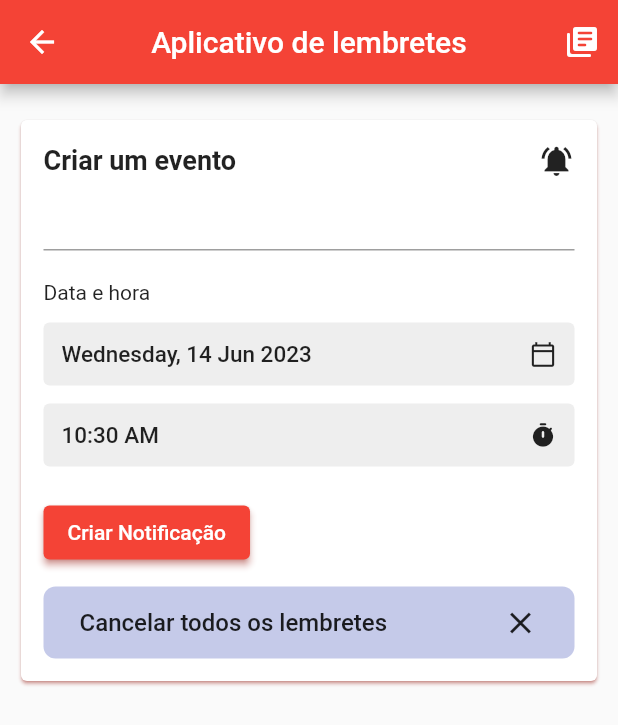
After one commit to ZaniniDev/AprendizadoFlutter, a Flutter app: the PaginaPrincipal screen opened by its route, after a tap on "Criar Notificação", on a phone screen of 412 x 824 dp. The commit adds this screen. Shown: the top 725 px of the screen. Run offline on Flutter 3.47's test engine with Material 2 defaults, Android fonts, the phone set to English and light mode, and no system bars; our stand-ins replace cloud_firestore, firebase_core, flutter_local_notifications, geocoding, geolocator, go_router and 2 more; missing offline and left inert: encrypt, flutter_barcode_scanner; accounts and stored records are empty.

Commit message:
Inserção Case 3

```diff
--- /dev/null
+++ b/flutter_cases/lib/case_3/componentes/cabecalho.dart
@@ -0,0 +1,23 @@
+import 'package:flutter/material.dart';
+
+class Header extends StatelessWidget {
+  const Header({Key? key}) : super(key: key);
+
+  @override
+  Widget build(BuildContext context) {
+    return Row(
+      mainAxisAlignment: MainAxisAlignment.spaceBetween,
+      children: [
+        Text(
+          "Criar um evento",
+          style: TextStyle(
+            fontSize: 18.0,
+            fontWeight: FontWeight.w600,
+            color: Colors.black87,
+          ),
+        ),
+        Icon(Icons.notifications_active),
+      ],
+    );
+  }
+}
--- /dev/null
+++ b/flutter_cases/lib/case_3/componentes/campoData.dart
@@ -0,0 +1,37 @@
+import 'package:flutter/material.dart';
+import 'package:intl/intl.dart';
+
+class DateField extends StatelessWidget {
+  const DateField({Key? key, required this.eventDate}) : super(key: key);
+  final DateTime? eventDate;
+
+  @override
+  Widget build(BuildContext context) {
+    return Container(
+      decoration: BoxDecoration(
+        borderRadius: BorderRadius.circular(4.0),
+        color: Colors.grey[200],
+      ),
+      padding: const EdgeInsets.all(12.0),
+      child: Row(
+        children: [
+          Expanded(
+            child: Text(
+              eventDate == null
+                  ? "Selecione o dia do evento"
+                  : DateFormat("EEEE, d MMM y").format(eventDate!),
+              style: TextStyle(
+                fontSize: 15.0,
+                fontWeight: FontWeight.w500,
+              ),
+            ),
+          ),
+          Icon(
+            Icons.calendar_today_outlined,
+            size: 18.0,
+          ),
+        ],
+      ),
+    );
+  }
+}
--- /dev/null
+++ b/flutter_cases/lib/case_3/componentes/campoTempo.dart
@@ -0,0 +1,36 @@
+import 'package:flutter/material.dart';
+
+class TimeField extends StatelessWidget {
+  const TimeField({Key? key, required this.eventTime}) : super(key: key);
+  final TimeOfDay? eventTime;
+
+  @override
+  Widget build(BuildContext context) {
+    return Container(
+      decoration: BoxDecoration(
+        borderRadius: BorderRadius.circular(4.0),
+        color: Colors.grey[200],
+      ),
+      padding: const EdgeInsets.all(12.0),
+      child: Row(
+        children: [
+          Expanded(
+            child: Text(
+              eventTime == null
+                  ? "Selecione o horário do evento"
+                  : eventTime!.format(context),
+              style: TextStyle(
+                fontSize: 15.0,
+                fontWeight: FontWeight.w500,
+              ),
+            ),
+          ),
+          Icon(
+            Icons.timer_rounded,
+            size: 18.0,
+          ),
+        ],
+      ),
+    );
+  }
+}
--- /dev/null
+++ b/flutter_cases/lib/case_3/home_case_3.dart
@@ -0,0 +1,239 @@
+import 'dart:convert';
+
+import 'package:flutter/cupertino.dart';
+import 'package:flutter/material.dart';
+import 'package:flutter_local_notifications/flutter_local_notifications.dart';
+import 'package:intl/intl.dart';
+
+import 'pagina_detalhes.dart';
+import 'services/notificacaoService.dart';
+import 'componentes/selecionadorDiaPersonalizado.dart';
+import 'componentes/campoData.dart';
+import 'componentes/cabecalho.dart';
+import 'componentes/campoTempo.dart';
+
+class PaginaPrincipal extends StatefulWidget {
+  const PaginaPrincipal({Key? key}) : super(key: key);
+
+  @override
+  _EstadoPaginaPrincipal createState() => _EstadoPaginaPrincipal();
+}
+
+class _EstadoPaginaPrincipal extends State<PaginaPrincipal> {
+  NotificacaoService notificacaoService = NotificacaoService();
+  final _formKey = GlobalKey<FormState>();
+
+  final int comprimentoMaximoTitulo = 60;
+  TextEditingController _controladorEdicaoTexto =
+      TextEditingController(text: "Reunião de negócios");
+
+  int valorGrupoControleSegmentado = 0;
+
+  DateTime dataAtual = DateTime.now();
+  DateTime? dataEvento = DateTime.now();
+
+  TimeOfDay horaAtual = TimeOfDay.now();
+  TimeOfDay? horaEvento = TimeOfDay.now();
+
+  Future<void> onCreate() async {
+    if (_formKey.currentState!.validate()) {
+      await notificacaoService.mostrarNotificacao(
+        0,
+        _controladorEdicaoTexto.text,
+        "Um novo evento foi criado.",
+        jsonEncode({
+          "title": _controladorEdicaoTexto.text,
+          "eventDate": DateFormat("EEEE, d MMM y").format(dataEvento!),
+          "eventTime": horaEvento!.format(context),
+        }),
+      );
+
+      await notificacaoService.agendarNotificacao(
+        1,
+        _controladorEdicaoTexto.text,
+        "Lembrete para seu evento agendado em ${horaEvento!.format(context)}",
+        dataEvento!,
+        horaEvento!,
+        jsonEncode({
+          "title": _controladorEdicaoTexto.text,
+          "eventDate": DateFormat("EEEE, d MMM y").format(dataEvento!),
+          "eventTime": horaEvento!.format(context),
+        }),
+        getDateTimeComponents(),
+      );
+      resetForm();
+    }
+  }
+
+  Future<void> cancelAllNotifications() async {
+    await notificacaoService.cancelarTodasNotificacoes();
+  }
+
+  void resetForm() {
+    valorGrupoControleSegmentado = 0;
+    dataEvento = DateTime.now();
+    horaEvento = TimeOfDay.now();
+    _controladorEdicaoTexto.clear();
+  }
+
+  @override
+  Widget build(BuildContext context) {
+    return Scaffold(
+      resizeToAvoidBottomInset:
+          false, // Impede o redimensionamento da área do conteúdo quando o teclado é ativado
+      appBar: AppBar(
+        backgroundColor: Colors.red,
+        title: Text("Aplicativo de lembretes"),
+        centerTitle: true,
+        actions: [
+          IconButton(
+            onPressed: () {
+              Navigator.of(context).push(
+                MaterialPageRoute(
+                  builder: (context) => paginaDetalhes(payload: null),
+                ),
+              );
+            },
+            icon: Icon(Icons.library_books_rounded),
+          ),
+        ],
+      ),
+      body: Theme(
+        data: ThemeData(
+          primaryColor: Colors.red,
+          primarySwatch: Colors.red,
+          shadowColor: Colors.red,
+          buttonTheme: ButtonThemeData(buttonColor: Colors.red),
+        ),
+        child: Padding(
+          padding: const EdgeInsets.only(top: 20.0, right: 10, left: 10),
+          child: Card(
+            child: Padding(
+              padding: const EdgeInsets.all(15),
+              child: Form(
+                key: _formKey,
+                child: Column(
+                  // crossAxisAlignment: CrossAxisAlignment.stretch,
+                  crossAxisAlignment: CrossAxisAlignment.start,
+                  mainAxisSize: MainAxisSize.min,
+                  children: [
+                    Header(),
+                    TextFormField(
+                      controller: _controladorEdicaoTexto,
+                      maxLength: comprimentoMaximoTitulo,
+                      decoration: InputDecoration(
+                        counterText: "",
+                      ),
+                      validator: (value) {
+                        if (value!.isEmpty) {
+                          return 'Preencha o nome do evento.';
+                        }
+                        return null;
+                      },
+                    ),
+                    SizedBox(height: 20.0),
+                    Text("Data e hora"),
+                    SizedBox(height: 12.0),
+                    GestureDetector(
+                      onTap: selectEventDate,
+                      child: DateField(eventDate: dataEvento),
+                    ),
+                    SizedBox(height: 12.0),
+                    GestureDetector(
+                      onTap: () async {
+                        horaEvento = await showTimePicker(
+                          context: context,
+                          initialTime: TimeOfDay(
+                            hour: horaAtual.hour,
+                            minute: horaAtual.minute + 1,
+                          ),
+                        );
+                        setState(() {});
+                      },
+                      child: TimeField(eventTime: horaEvento),
+                    ),
+                    SizedBox(height: 20.0),
+                    ElevatedButton(
+                      onPressed: onCreate,
+                      child: Text("Criar Notificação"),
+                    ),
+                    SizedBox(height: 12.0),
+                    GestureDetector(
+                      onTap: () async {
+                        await cancelAllNotifications();
+                        ScaffoldMessenger.of(context).showSnackBar(
+                          SnackBar(
+                            content: Text("Todas as notificações canceladas"),
+                          ),
+                        );
+                      },
+                      child: _buildCancelAllButton(),
+                    ),
+                  ],
+                ),
+              ),
+            ),
+          ),
+        ),
+      ),
+    );
+  }
+
+  Widget _buildCancelAllButton() {
+    return Container(
+      decoration: BoxDecoration(
+        borderRadius: BorderRadius.circular(8.0),
+        color: Colors.indigo[100],
+      ),
+      padding: EdgeInsets.symmetric(
+        horizontal: 24.0,
+        vertical: 12.0,
+      ),
+      child: Row(
+        mainAxisAlignment: MainAxisAlignment.spaceBetween,
+        children: [
+          Text(
+            "Cancelar todos os lembretes",
+            style: TextStyle(
+              fontSize: 16.0,
+              fontWeight: FontWeight.w500,
+              color: Colors.black87,
+            ),
+          ),
+          Icon(Icons.clear),
+        ],
+      ),
+    );
+  }
+
+  DateTimeComponents? getDateTimeComponents() {
+    if (valorGrupoControleSegmentado == 1) {
+      return DateTimeComponents.time;
+    } else if (valorGrupoControleSegmentado == 2) {
+      return DateTimeComponents.dayOfWeekAndTime;
+    }
+  }
+
+  void selectEventDate() async {
+    final today = DateTime(dataAtual.year, dataAtual.month, dataAtual.day);
+    if (valorGrupoControleSegmentado == 0) {
+      dataEvento = await showDatePicker(
+        context: context,
+        initialDate: DateTime.now(),
+        firstDate: DateTime.now(),
+        lastDate: new DateTime(dataAtual.year + 10),
+      );
+      setState(() {});
+    } else if (valorGrupoControleSegmentado == 1) {
+      dataEvento = today;
+    } else if (valorGrupoControleSegmentado == 2) {
+      CustomDayPicker(
+        onDaySelect: (val) {
+          print("$val: ${CustomDayPicker.weekdays[val]}");
+          dataEvento = today.add(
+              Duration(days: (val - today.weekday + 1) % DateTime.daysPerWeek));
+        },
+      ).show(context);
+    }
+  }
+}
--- /dev/null
+++ b/flutter_cases/lib/case_3/services/notificacaoService.dart
@@ -0,0 +1,120 @@
+import 'package:flutter/material.dart';
+import 'package:flutter_local_notifications/flutter_local_notifications.dart';
+import 'package:timezone/data/latest.dart' as tz;
+import 'package:timezone/timezone.dart' as tz;
+
+class NotificacaoService {
+  // Singleton pattern
+  static final NotificacaoService _notificacaoService =
+      NotificacaoService._internal();
+  factory NotificacaoService() {
+    return _notificacaoService;
+  }
+
+  NotificacaoService._internal();
+
+  static const canalId = "1";
+
+  final FlutterLocalNotificationsPlugin flutterLocalNotificationsPlugin =
+      FlutterLocalNotificationsPlugin();
+
+  static final AndroidNotificationDetails _androidNotificationDetails =
+      AndroidNotificationDetails(
+    canalId,
+    "case_notificacao",
+    channelDescription:
+        "Este canal é responsável por todas as notificações locais",
+    playSound: true,
+    priority: Priority.high,
+    importance: Importance.high,
+  );
+
+  // static final IOSNotificationDetails _iOSNotificacaoDetalhes =
+  // IOSNotificationDetails();
+
+  final NotificationDetails notificacaoDetalhes = NotificationDetails(
+    android: _androidNotificationDetails,
+  );
+
+  Future<void> init() async {
+    final AndroidInitializationSettings androidInitializationSettings =
+        AndroidInitializationSettings("icon");
+
+    final InitializationSettings initializationSettings =
+        InitializationSettings(
+      android: androidInitializationSettings,
+    );
+
+    // *** Inicialize o fuso horário aqui ***
+    tz.initializeTimeZones();
+
+    await flutterLocalNotificationsPlugin.initialize(
+      initializationSettings,
+    );
+  }
+
+  Future<void> solicitarPermissoesIOS() async {
+    await flutterLocalNotificationsPlugin
+        .resolvePlatformSpecificImplementation<
+            IOSFlutterLocalNotificationsPlugin>()
+        ?.requestPermissions(
+          alert: true,
+          badge: true,
+          sound: true,
+        );
+  }
+
+  Future<void> solicitarPermissoesAndroid() async {
+    await flutterLocalNotificationsPlugin
+        .resolvePlatformSpecificImplementation<
+            AndroidFlutterLocalNotificationsPlugin>()
+        ?.requestPermission();
+  }
+
+  Future<void> mostrarNotificacao(
+      int id, String titulo, String corpo, String payload) async {
+    await flutterLocalNotificationsPlugin.show(
+      id,
+      titulo,
+      corpo,
+      notificacaoDetalhes,
+      payload: payload,
+    );
+  }
+
+  Future<void> agendarNotificacao(int id, String titulo, String corpo,
+      DateTime eventDate, TimeOfDay eventTime, String payload,
+      [DateTimeComponents? dateTimeComponents]) async {
+    final scheduledTime = eventDate.add(Duration(
+      hours: eventTime.hour,
+      minutes: eventTime.minute,
+    ));
+    await flutterLocalNotificationsPlugin.zonedSchedule(
+      id,
+      titulo,
+      corpo,
+      tz.TZDateTime.from(scheduledTime, tz.local),
+      notificacaoDetalhes,
+      uiLocalNotificationDateInterpretation:
+          UILocalNotificationDateInterpretation.absoluteTime,
+      androidAllowWhileIdle: true,
+      payload: payload,
+      matchDateTimeComponents: dateTimeComponents,
+    );
+  }
+
+  Future<void> cancelarNotificacao(int id) async {
+    await flutterLocalNotificationsPlugin.cancel(id);
+  }
+
+  Future<void> cancelarTodasNotificacoes() async {
+    await flutterLocalNotificationsPlugin.cancelAll();
+  }
+}
+
+// Future<void> selecionarNotificacao(String? payload) async {
+//   final GlobalKey<NavigatorState> navigatorKey =
+//       new GlobalKey<NavigatorState>();
+//   await navigatorKey.currentState?.push(
+//       MaterialPageRoute(builder: (_) => paginaDetalhes(payload: payload)));
+// }
--- a/flutter_cases/lib/home.dart
+++ b/flutter_cases/lib/home_cases/home.dart
@@ -1,7 +1,11 @@
+import 'dart:convert';
+
 import 'package:flutter/material.dart';
+import 'package:flutter_cases/case_3/services/notificacaoService.dart';
 import 'package:geocoding/geocoding.dart';
 import 'package:geolocator/geolocator.dart';
 import 'package:go_router/go_router.dart';
+import 'package:intl/intl.dart';
 
 void main() {
   runApp(MaterialApp(
@@ -142,6 +146,7 @@ class PaginaInicial extends StatelessWidget {
                     children: [
                       ElevatedButton(
                         onPressed: () {
+                          context.goNamed("case_3_home");
                           print("Pressionado botao 3 case!");
                         },
                         style: ElevatedButton.styleFrom(
@@ -221,7 +226,7 @@ class PaginaInicial extends StatelessWidget {
           currentIndex: 1,
           backgroundColor: Colors.blue,
           fixedColor: Colors.black,
-          unselectedItemColor: Colors.black,
+          unselectedItemColor: Colors.purple,
           items: [
             BottomNavigationBarItem(
               icon: Icon(
@@ -245,6 +250,7 @@ class PaginaInicial extends StatelessWidget {
           ],
           onTap: (value) async {
             if (value == 0) {
+              await criarNotificacaoExemplo();
               // context.pushNamed("case_4_aluno_listar");
             } else if (value == 1) {
               // context.pushNamed("case_4_home");
@@ -378,3 +384,18 @@ showAlertDialogInfoLocalizacao(BuildContext context, String latitude,
     },
   );
 }
+
+Future<void> criarNotificacaoExemplo() async {
+  NotificacaoService notificacaoService = NotificacaoService();
+  await notificacaoService.mostrarNotificacao(
+    0,
+    "Push Notificação teste!",
+    "Horário da Notificação: " +
+        DateFormat("dd/MM/yyyy HH:mm:s").format(DateTime.now()) +
+        ".",
+    jsonEncode({
+      "title": "Notificação JSON Teste!",
+      "eventDate": DateFormat("EEEE, d MMM y").format(DateTime.now())
+    }),
+  );
+}
--- a/flutter_cases/lib/main.dart
+++ b/flutter_cases/lib/main.dart
@@ -1,6 +1,7 @@
 import 'package:firebase_core/firebase_core.dart';
 import 'package:flutter/material.dart';
 import 'package:flutter/services.dart';
+import 'package:flutter_cases/case_3/services/notificacaoService.dart';
 import 'package:flutter_cases/providers.dart';
 import 'package:flutter_cases/routes.dart';
 import 'package:provider/provider.dart';
@@ -8,6 +9,10 @@ import 'firebase_options.dart';
 
 void main() async {
   WidgetsFlutterBinding.ensureInitialized();
+  NotificacaoService notificacaoService = NotificacaoService();
+  await notificacaoService.init();
+  await notificacaoService.solicitarPermissoesIOS();
+  await notificacaoService.solicitarPermissoesAndroid();
   try {
     await Firebase.initializeApp(
       options: DefaultFirebaseOptions.currentPlatform,
--- a/flutter_cases/lib/routes.dart
+++ b/flutter_cases/lib/routes.dart
@@ -1,6 +1,7 @@
 import 'package:flutter/material.dart';
 import 'package:flutter_cases/case_1/home_case_1.dart';
 import 'package:flutter_cases/case_2/home_case_2.dart';
+import 'package:flutter_cases/case_3/home_case_3.dart';
 import 'package:flutter_cases/case_4/controllers/login_controller.dart';
 import 'package:flutter_cases/case_4/models/aluno_model.dart';
 import 'package:flutter_cases/case_4/view/pages/alterar_senha.dart';
@@ -12,7 +13,7 @@ import 'package:flutter_cases/case_4/view/pages/home_case_4.dart';
 import 'package:flutter_cases/case_4/view/pages/login_page.dart';
 import 'package:go_router/go_router.dart';
 import 'package:provider/provider.dart';
-import 'home.dart';
+import 'home_cases/home.dart';
 
 // aqui vamos configurar nossas rotas do flutter.
 // o intuito das rotas é deixar a estruturação das paginas mais organizada
@@ -39,6 +40,14 @@ final GoRouter routerConfig = GoRouter(
             return AppQrCode();
           },
         ),
+        GoRoute(
+          name: "case_3_home",
+          path: 'case3/home',
+          builder: (BuildContext context, GoRouterState state) {
+            return PaginaPrincipal();
+          },
+        ),
+        //
         GoRoute(
           name: "case_4_login",
           path: 'case_4_login',
--- a/flutter_cases/pubspec.yaml
+++ b/flutter_cases/pubspec.yaml
@@ -48,6 +48,7 @@ dependencies:
   flutter_barcode_scanner: ^2.0.0
   geolocator: ^9.0.2
   geocoding: ^2.1.0
+  flutter_local_notifications: ^14.1.1
 
 dev_dependencies:
   flutter_test:
```
Also changed, not shown: flutter_cases/lib/case_3/componentes/botoesAcao.dart (added, +36 -0 lines), flutter_cases/lib/case_3/componentes/selecionadorDiaPersonalizado.dart (added, +50 -0 lines), flutter_cases/lib/case_3/pagina_detalhes.dart (added, +105 -0 lines), flutter_cases/pubspec.lock, 3 other files.
